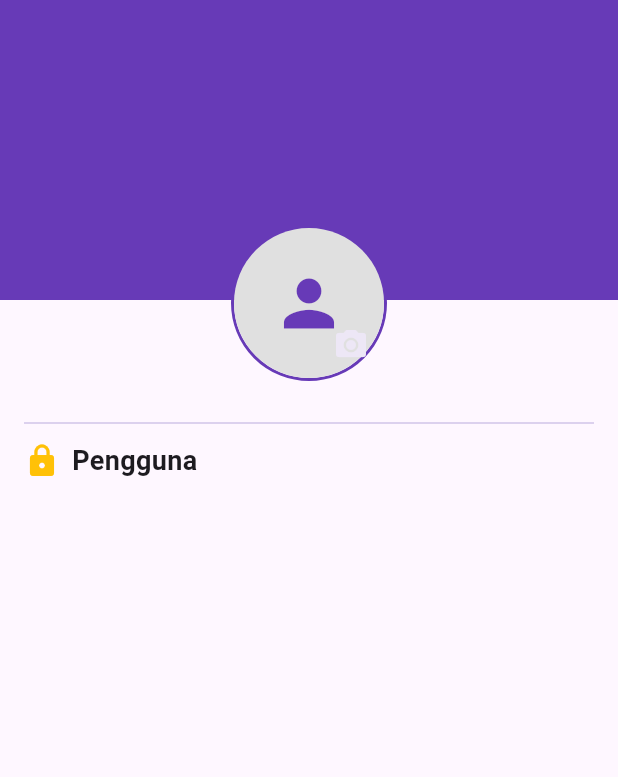
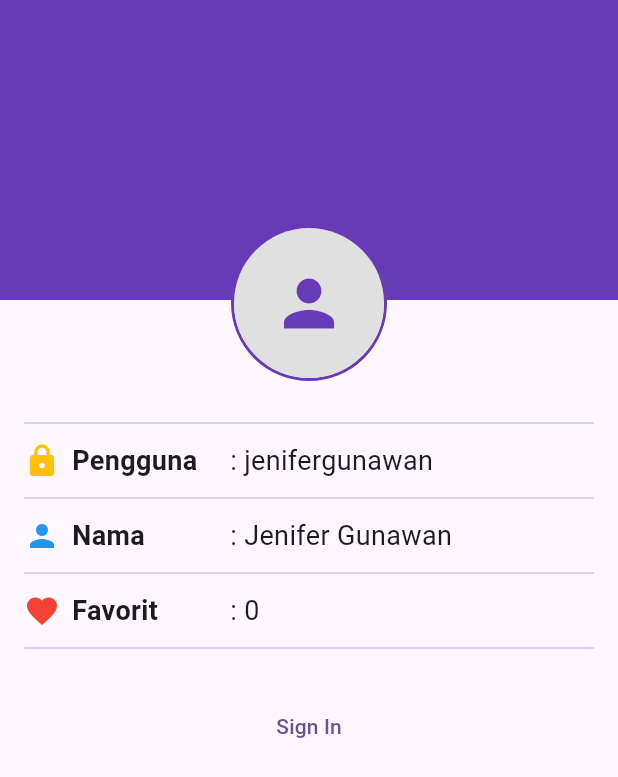
Before and after one commit to 2024-2025-Gasal-PABI-SI52/project-wisata-candi-JeniferGunawan, a Flutter app: the screen it shows after launch, on a phone screen of 412 x 824 dp. Shown: the top 777 px of the screen. Run offline on Flutter 3.47's test engine with Material 3 defaults, Android fonts, the phone set to English and light mode, and no system bars; our stand-ins replace cached_network_image.

Commit message:
profile_screen update

```diff
--- a/wisata_candi/lib/screens/profile_screen.dart
+++ b/wisata_candi/lib/screens/profile_screen.dart
@@ -10,10 +10,24 @@ class ProfileScreen extends StatefulWidget{
 
 class _ProfileScreenState extends State<ProfileScreen>{
   // TODO: 1. Deklarasikan variabel yang dibutuhkan
-  bool isSignedIn = true;
-  String fullName = '';
-  String userName = '';
+  bool isSignedIn = false;
+  String fullName = 'Jenifer Gunawan';
+  String userName = 'jenifergunawan';
   int favoriteCandiCount = 0;
+
+  //TODO: 5. Implementasi fungsi SignIn
+  void SignIn(){
+    setState(() {
+      isSignedIn = !isSignedIn;
+    });
+  }
+
+  //TODO: 6. Implementasi fungsi SignOut
+  void SignOut(){
+    setState(() {
+      isSignedIn = !isSignedIn;
+    });
+  }
 
   @override
   Widget build(BuildContext context) {
@@ -63,6 +77,8 @@ class _ProfileScreenState extends State<ProfileScreen>{
                   ),
                 ),
                 // TODO: 3. Buat Bagian Profile Info (isinya info profil)
+
+                //Baris 1 pengguna
                 const SizedBox(height: 20,
                 ),
                 Divider(color: Colors.deepPurple[100],
@@ -83,10 +99,84 @@ class _ProfileScreenState extends State<ProfileScreen>{
                             ),
                         ],
                         ),
+                    ),
+                    Expanded(child: Text(
+                      ': $userName',
+                      style: const TextStyle(fontSize: 18),
+                    )
+                    )
+                  ],
+                ),
+
+                //Baris 2 nama
+                const SizedBox(height: 4,
+                ),
+                Divider(color: Colors.deepPurple[100],
+                ),
+                const SizedBox(height: 4,
+                ),
+                Row(
+                  children: [
+                    SizedBox(
+                      width: MediaQuery.of(context).size.width/3,
+                      child: Row(
+                        children: [
+                          Icon(Icons.person, color: Colors.blue,),
+                          const SizedBox(width: 8,),
+                          Text('Nama',
+                          style: TextStyle(
+                            fontSize: 18, fontWeight: FontWeight.bold),
+                            ),
+                        ],
+                        ),
+                    ),
+                    Expanded(child: Text(
+                      ': $fullName',
+                      style: const TextStyle(fontSize: 18),
+                    )
+                    ),
+                    if(isSignedIn)  const Icon(Icons.edit),
+                  ],
+                ),
+
+                //Baris 3 Favorit
+                const SizedBox(height: 4,
+                ),
+                Divider(color: Colors.deepPurple[100],
+                ),
+                const SizedBox(height: 4,
+                ),
+                Row(
+                  children: [
+                    SizedBox(
+                      width: MediaQuery.of(context).size.width/3,
+                      child: Row(
+                        children: [
+                          Icon(Icons.favorite, color: Colors.red,),
+                          const SizedBox(width: 8,),
+                          Text('Favorit',
+                          style: TextStyle(
+                            fontSize: 18, fontWeight: FontWeight.bold),
+                            ),
+                        ],
+                        ),
+                    ),
+                    Expanded(child: Text(
+                      ': $favoriteCandiCount',
+                      style: const TextStyle(fontSize: 18),
+                    )
                     )
                   ],
                 ),
                 // TODO: 4. Buat Bagian Profile Action (isinya tombol sig in / sign out)
+                 const SizedBox(height: 4,
+                ),
+                Divider(color: Colors.deepPurple[100],
+                ),
+                const SizedBox(height: 20,
+                ),
+                isSignedIn ? TextButton(onPressed: SignOut, child: const Text('Sign Out'))
+                  : TextButton(onPressed: SignIn, child: const Text('Sign In'))
               ],
             ),
           ),
```
